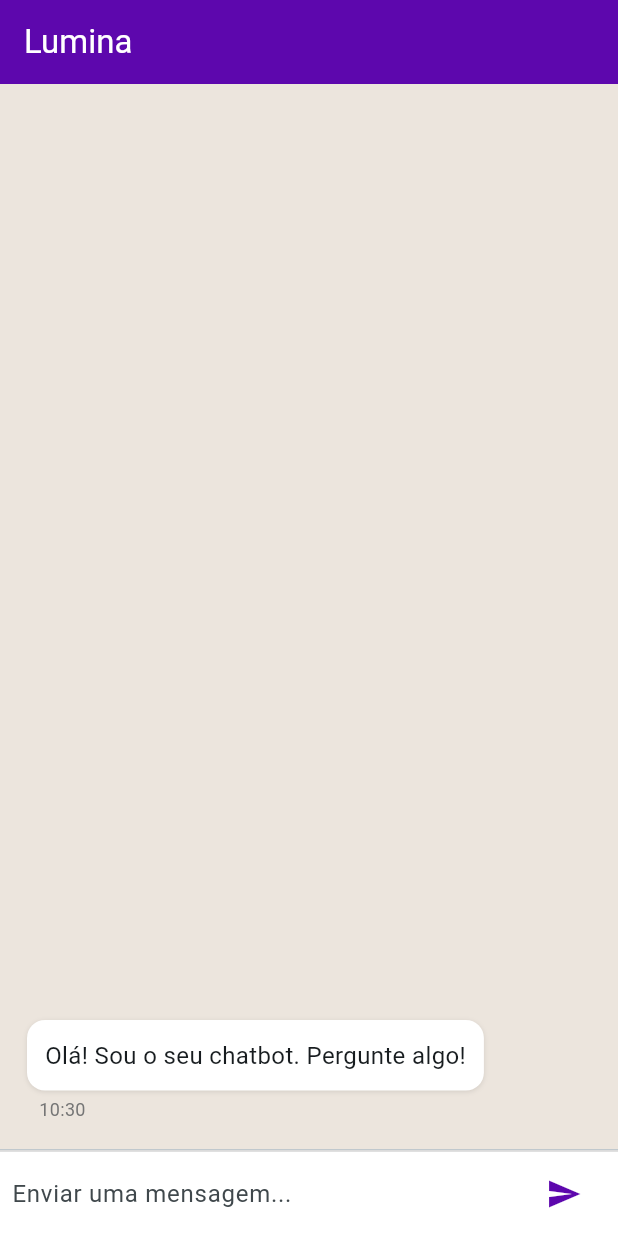
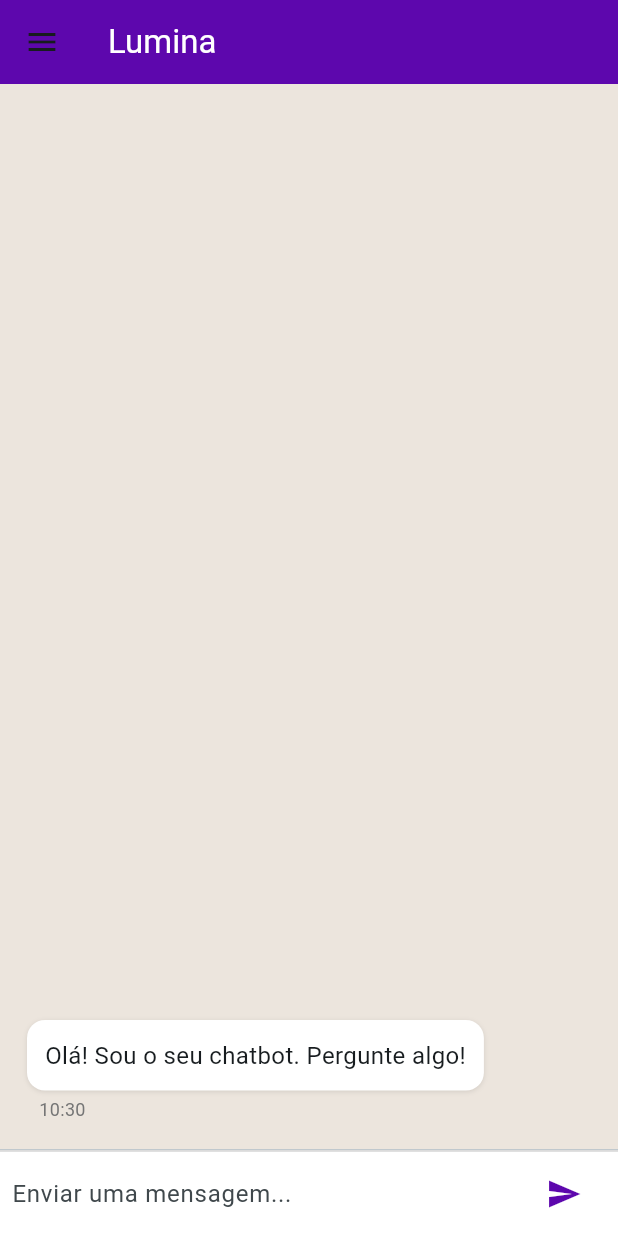
Before and after one commit to unb-mds/2025-2-Lumina, a Flutter app: the screen it shows after launch, on a phone screen of 412 x 824 dp. Run offline on Flutter 3.47's test engine with Material 3 defaults, Android fonts, the light colour scheme and no system bars; our stand-ins replace flutter_dotenv.

Commit message:
implementação da barra lateral e redirecionamento à pagina de configurações

```diff
--- a/frontend/lib/ChatScreen.dart
+++ b/frontend/lib/ChatScreen.dart
@@ -141,7 +141,7 @@ class _ChatScreenState extends State<ChatScreen> {
             alignment: mainAlignment,
             child: Container(
               constraints: BoxConstraints(
-                maxWidth: MediaQuery.of(context).size.width * 0.75, // Máximo de 75% da tela
+                maxWidth: MediaQuery.of(context).size.width * 0.75,
               ),
               decoration: BoxDecoration(
                 color: color,
@@ -192,7 +192,7 @@ class _ChatScreenState extends State<ChatScreen> {
             child: TextField(
               controller: _textController,
               onSubmitted: _handleSubmitted,
-              enabled: !_isSending, // Desabilita enquanto espera a resposta
+              enabled: !_isSending,
               decoration: InputDecoration.collapsed(
                 hintText: _isSending
                     ? "Aguardando resposta..."
@@ -229,7 +229,7 @@ class _ChatScreenState extends State<ChatScreen> {
     return Scaffold(
       appBar: AppBar(
         title: const Text('Lumina', style: TextStyle(color: Colors.white)),
-        backgroundColor: Theme.of(context).colorScheme.primary, // Cor escura do topo
+        backgroundColor: Theme.of(context).colorScheme.primary,
         centerTitle: false,
       ),
       body: Container(
@@ -253,6 +253,105 @@ class _ChatScreenState extends State<ChatScreen> {
           ],
         ),
       ),
+      drawer: Drawer(
+        child: Column(
+          children: <Widget>[
+
+            const DrawerHeader(
+              decoration: BoxDecoration(
+                color: Color.fromARGB(255, 93, 7, 173),
+              ),
+              child: SizedBox(
+                width: double.infinity,
+                child: Text(
+                  'LUMINA',
+                  style: TextStyle(
+                    color: Colors.white,
+                    fontSize: 28,
+                    fontWeight: FontWeight.bold,
+                  ),
+                ),
+              ),
+            ),
+
+
+            const Expanded(child: SizedBox()),
+
+
+            Padding(
+              padding: const EdgeInsets.all(8.0),
+              child: Align(
+                alignment: Alignment.bottomLeft,
+                child: ListTile(
+                  leading: const Icon(Icons.more_horiz),
+                  title: const Text('Configurações', style: TextStyle(fontSize: 16)),
+                  onTap: () {
+
+                    Navigator.pop(context);
+
+                    Navigator.pushNamed(context, '/settings');
+                  },
+                ),
+              ),
+            ),
+          ],
+        ),
+      ),
     );
   }
 }
+@override
+  Widget build(BuildContext context) {
+    return Scaffold(
+      appBar: AppBar(
+        title: const Text("Flutter Gemini Chat", style: TextStyle(color: Colors.white)),
+        backgroundColor: Color.fromARGB(255, 93, 7, 173),
+        elevation: 4,
+      ),
+
+      drawer: Drawer(
+        child: Column(
+          children: <Widget>[
+
+            const DrawerHeader(
+              decoration: BoxDecoration(
+                color: Color.fromARGB(255, 93, 7, 173),
+              ),
+              child: SizedBox(
+                width: double.infinity,
+                child: Text(
+                  'LUMINA',
+                  style: TextStyle(
+                    color: Colors.white,
+                    fontSize: 28,
+                    fontWeight: FontWeight.bold,
+                  ),
+                ),
+              ),
+            ),
+
+
+            const Expanded(child: SizedBox()),
+
+
+            Padding(
+              padding: const EdgeInsets.all(8.0),
+              child: Align(
+                alignment: Alignment.bottomLeft,
+                child: ListTile(
+                  leading: const Icon(Icons.more_horiz),
+                  title: const Text('Configurações', style: TextStyle(fontSize: 16)),
+                  onTap: () {
+
+                    Navigator.pop(context);
+
+                    Navigator.pushNamed(context, '/settings');
+                  },
+                ),
+              ),
+            ),
+          ],
+        ),
+      ),
+    );
+  }
--- a/frontend/lib/main.dart
+++ b/frontend/lib/main.dart
@@ -1,6 +1,7 @@
 import 'package:flutter/material.dart';
 import 'package:frontend/ChatScreen.dart';
 import 'package:flutter_dotenv/flutter_dotenv.dart';
+import 'package:frontend/Settings.dart';
 
 
 late final String apiBaseUrl;
@@ -34,7 +35,7 @@ class ChatApp extends StatelessWidget {
       title: 'Gemini Chatbot',
       debugShowCheckedModeBanner: false,
       theme: ThemeData(
-        primarySwatch: Colors.blue,
+        primarySwatch: Colors.deepPurple,
         visualDensity: VisualDensity.adaptivePlatformDensity,
 
         colorScheme: ColorScheme.fromSeed(
@@ -44,6 +45,9 @@ class ChatApp extends StatelessWidget {
         useMaterial3: true,
       ),
       home: const ChatScreen(),
+      routes: {
+        '/settings': (context) => const SettingsScreen(),
+      },
     );
   }
 }
```
Also changed, not shown: frontend/lib/Settings.dart (added, +22 -0 lines).
